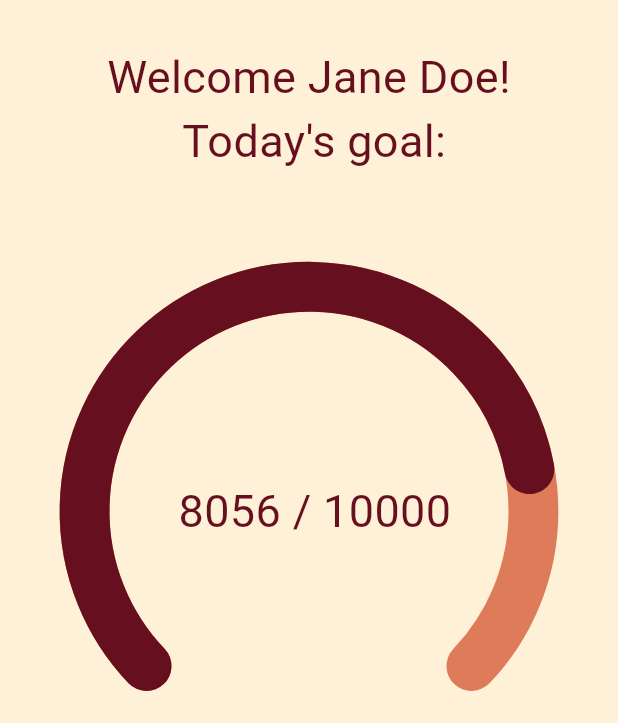
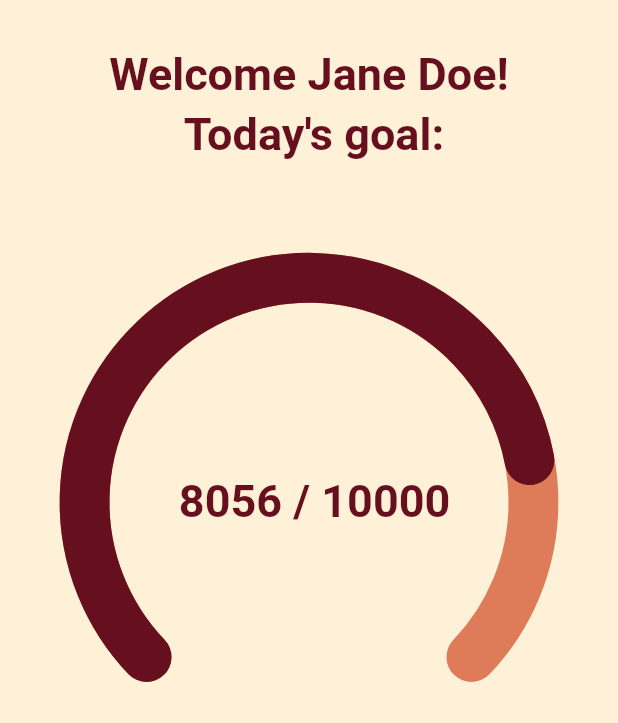
Before and after one commit to ArtKaplan/BioMedWearables, a Flutter app: the screen it shows after launch, after a tap on "Login (debug)", on a phone screen of 412 x 824 dp, the part 513-1236 px from its top. Run offline on Flutter 3.47's test engine with Material 3 defaults, Android fonts, the phone set to English and light mode, and no system bars; drawn by our look-alikes of syncfusion_flutter_gauges; our stand-ins replace fl_chart, google_fonts, numberpicker, settings_ui, shared_preferences; Roboto replaces fonts that are missing (Ubuntu).

Commit message:
- MultiProvider into void main to be able to inplement dark theme - implemented dark mode - added a "app_theme.dart" to avoid hardcoding colors

```diff
--- a/the_app/lib/main.dart
+++ b/the_app/lib/main.dart
@@ -7,9 +7,18 @@ import 'package:the_app/screens/sessionExpiredPage.dart';
 import 'package:the_app/utils/loginStatus.dart';
 import 'package:google_fonts/google_fonts.dart';
 import 'package:provider/provider.dart';
+import 'package:the_app/provider/settings_provider.dart';
+import 'package:the_app/theme/app_theme.dart';
 
 void main() {
-  runApp(const MyApp());
+  runApp(
+    MultiProvider(
+      providers: [
+        ChangeNotifierProvider(create: (context)=>DataProvider()),
+        ChangeNotifierProvider(create: (context)=>SettingsProvider()),
+      ],
+      child: const MyApp(),
+    ),);
 }
 
 class MyApp extends StatelessWidget {
@@ -17,20 +26,22 @@ class MyApp extends StatelessWidget {
 
   @override
   Widget build(BuildContext context) {
-    return MultiProvider(
-      providers: [
-        ChangeNotifierProvider(create: (context)=>DataProvider()),
-        ChangeNotifierProvider(create: (context)=>SettingsProvider()),
-      ],
-      child: MaterialApp(
-        theme: ThemeData(
+    return Builder(
+      builder: (context){
+
+      return MaterialApp(
+        theme: Provider.of<SettingsProvider>(context).darkMode
+          ? AppTheme.darkTheme
+          : AppTheme.lightTheme,
+
+        /*ThemeData(
           fontFamily: GoogleFonts.ubuntu().fontFamily,
           scaffoldBackgroundColor: const Color(0xFFFFF1D7),
           appBarTheme: AppBarTheme(
             color: const Color(0xFFFFF1D7),
             titleTextStyle: TextStyle(fontSize: 20, color: Color(0xFF66101F)),
           ),
-        ),
+        ),*/
         home: FutureBuilder<LoginStatus>(
           future: checkLoginStatus(),
           builder: (context, snapshot) {
@@ -50,7 +61,8 @@ class MyApp extends StatelessWidget {
             }
           },
         ),
-      ),
+      );
+      }
     );
   }
 }
--- a/the_app/lib/screens/homePage.dart
+++ b/the_app/lib/screens/homePage.dart
@@ -52,7 +52,10 @@ class HomePage extends StatelessWidget {
           mainAxisAlignment: MainAxisAlignment.center,
           children: [
            Image.asset('lib/pictures/logo.png'),
-           Container(padding: EdgeInsets.fromLTRB(30, 30, 30, 50), child: Text('Welcome ${Provider.of<SettingsProvider>(context).name}! \n Today\'s goal:', style: TextStyle(fontSize: 30,color: Color(0xFF66101F)), textAlign: TextAlign.center,)),
+           Container(padding: EdgeInsets.fromLTRB(30, 30, 30, 50),
+            child: Text('Welcome ${Provider.of<SettingsProvider>(context).name}! \n Today\'s goal:',
+              style: Theme.of(context).textTheme.headlineSmall?.copyWith(fontSize: 30),
+              textAlign: TextAlign.center,)),
            SfRadialGauge(axes: <RadialAxis>[
                       RadialAxis(
                         minimum: 0,
@@ -71,7 +74,7 @@ class HomePage extends StatelessWidget {
                           cornerStyle: CornerStyle.bothCurve,
                           width: 0.2,
                           sizeUnit: GaugeSizeUnit.factor,
-                          color: Color(0xFF66101F),
+                          color: Theme.of(context).appBarTheme.titleTextStyle?.color, //Color(0xFF66101F),
                           )
                           ],
                         annotations: <GaugeAnnotation>[
@@ -80,7 +83,7 @@ class HomePage extends StatelessWidget {
                           angle: 90,
                           widget: Text(
                           ' 8056 / 10000', // this should become amount stepped today / goal
-                          style: TextStyle(fontSize: 30, color: Color(0xFF66101F),),
+                          style: Theme.of(context).textTheme.headlineSmall?.copyWith(fontSize: 30),
                           ))
                           ],
                       )
--- a/the_app/lib/screens/settingsPage.dart
+++ b/the_app/lib/screens/settingsPage.dart
@@ -10,7 +10,6 @@ class SettingsPage extends StatelessWidget {
   @override
   Widget build(BuildContext context) {
     final settings = Provider.of<SettingsProvider>(context);//access to Settingsprovider
-    TimeOfDay _notificationTime = const TimeOfDay(hour: 8, minute: 0);
     return Scaffold(
       appBar: AppBar(title: Text('Settings'), actions: [
           IconButton(
@@ -84,8 +83,8 @@ class SettingsPage extends StatelessWidget {
                   title: Text('Notification'),
                   tiles: <SettingsTile>[
                     SettingsTile.switchTile(
-                      title: Text('Accept Push-Notifcation'),
-                      leading: Icon(Icons.dark_mode),
+                      title: Text('Push-Notifcation'),
+                      leading: Icon(Icons.notification_add),
                       initialValue: settings.pushNotifications,
                       onToggle: (value) => settings.setPushNotifications(value),
                     ),
--- /dev/null
+++ b/the_app/lib/theme/app_theme.dart
@@ -0,0 +1,47 @@
+import 'package:flutter/material.dart';
+import 'package:google_fonts/google_fonts.dart';
+
+
+class AppTheme {
+  static final ThemeData lightTheme = ThemeData(
+    fontFamily: GoogleFonts.ubuntu().fontFamily,
+    scaffoldBackgroundColor: const Color(0xFFFFF1D7),
+
+    brightness: Brightness.light,
+    //primaryColor: Colors.blue,
+    appBarTheme: AppBarTheme(
+      color: const Color(0xFFFFF1D7),
+      titleTextStyle: TextStyle(fontSize: 20, color: Color(0xFF66101F)),
+      //backgroundColor: Colors.blue,
+    ),
+    textTheme: const TextTheme(
+      displayLarge: TextStyle(fontSize: 57, fontWeight: FontWeight.bold, color: Color(0xFF66101F)),
+      headlineSmall: TextStyle(fontSize: 24, fontWeight: FontWeight.bold, color: Color(0xFF66101F)),
+
+      titleLarge: TextStyle(fontSize: 22, fontWeight: FontWeight.w600, color: Color(0xFF66101F)),
+
+      bodyLarge: TextStyle(fontSize: 16, color: Colors.black87), // Fließtext
+      bodyMedium: TextStyle(fontSize: 14, color: Colors.black87),
+
+      labelLarge: TextStyle(fontSize: 14, fontWeight: FontWeight.w600, color: Color(0xFF884D5C)), // z. B. für Buttons
+      labelSmall: TextStyle(fontSize: 12, color: Color(0xFF7A7A7A)), // Hilfstext, Datum, etc.
+    ),
+  );
+
+
+  static final ThemeData darkTheme = ThemeData(
+    fontFamily: GoogleFonts.ubuntu().fontFamily,
+    brightness: Brightness.dark,
+    scaffoldBackgroundColor: const Color(0xFF1C1B1F), // warm-dunkelgrau
+    appBarTheme: AppBarTheme(
+      color: const Color(0xFF1C1B1F),
+      titleTextStyle: TextStyle(fontSize: 20, color: Color(0xFFFFF1D7)), // helles Beige
+    ),
+    textTheme: const TextTheme(
+      bodyLarge: TextStyle(color: Color(0xFFE6D4BA)),   // leicht beige
+      bodyMedium: TextStyle(color: Color(0xFFE6D4BA)), // warm-hellgrau für Fließtext
+      labelSmall: TextStyle(color: Color(0xFFBFA890)), // für Hilfstexte
+    ),
+  );
+
+}
```
